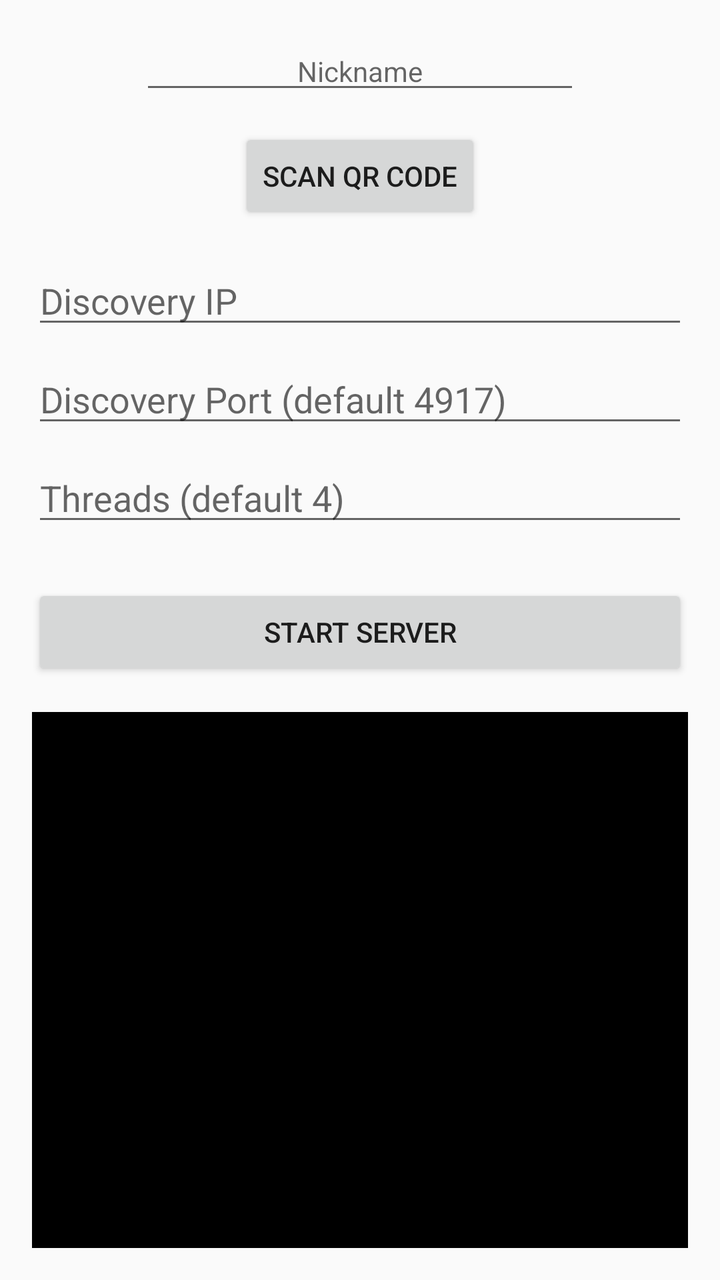
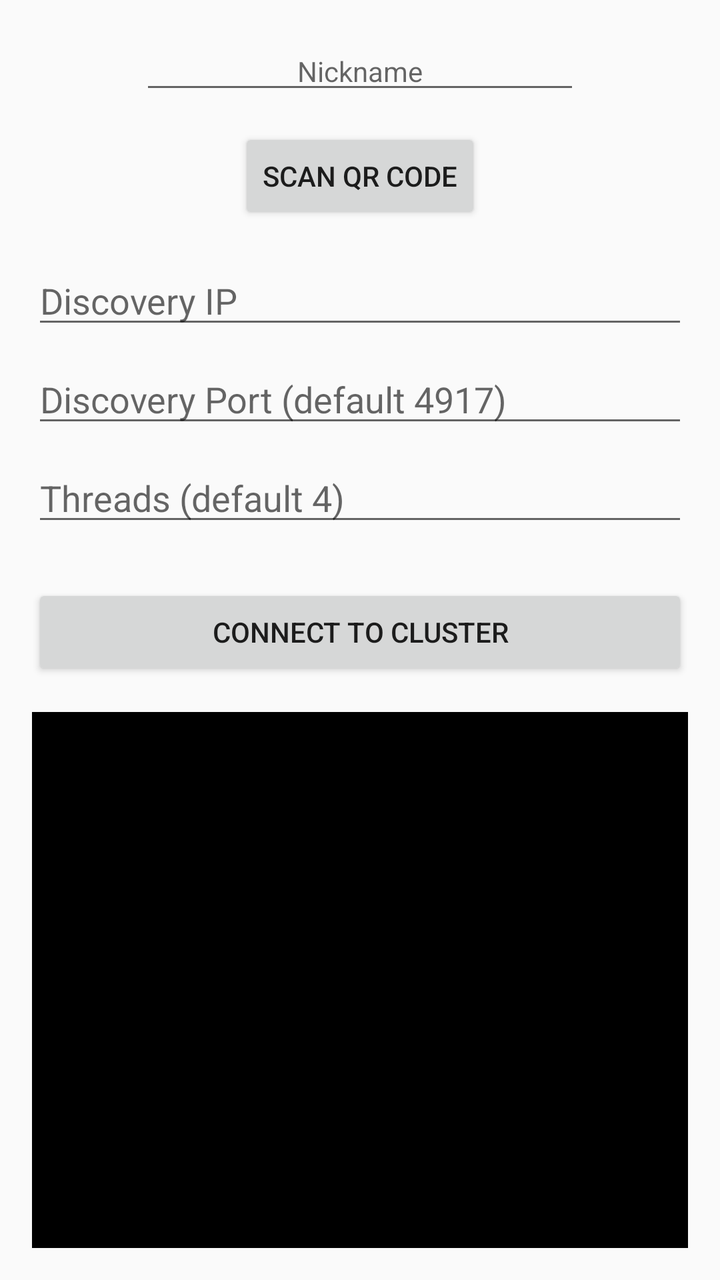

Before-and-after screenshots of an Android layout around one commit, followed by the original layout XML and the change that was made.
<!-- AndroidManifest.xml: application theme Theme.AppCompat.Light.DarkActionBar -->
<!-- res/layout/activity_main.xml -->
<?xml version="1.0" encoding="utf-8"?>
<LinearLayout xmlns:android="http://schemas.android.com/apk/res/android"
    android:layout_width="match_parent"
    android:layout_height="match_parent"
    android:gravity="center_horizontal"
    android:orientation="vertical"
    android:padding="16dp">

        <EditText
            android:id="@+id/etNickname"
            android:layout_width="220dp"
            android:layout_height="wrap_content"
            android:hint="Nickname"
            android:inputType="textPersonName"
            android:gravity="center"
            android:textAlignment="center"
            android:textSize="14sp"
            android:layout_marginBottom="12dp" />

        <Button
            android:id="@+id/btnScanQr"
            android:layout_width="wrap_content"
            android:layout_height="wrap_content"
            android:text="Scan QR Code"
            android:layout_marginBottom="16dp" />

        <EditText
            android:id="@+id/etDiscoveryIp"
            android:layout_width="match_parent"
            android:layout_height="wrap_content"
            android:hint="Discovery IP"
            android:inputType="textUri"
            android:text=""
            android:layout_marginBottom="8dp" />

        <EditText
            android:id="@+id/etDiscoveryPort"
            android:layout_width="match_parent"
            android:layout_height="wrap_content"
            android:hint="Discovery Port (default 4917)"
            android:inputType="number"
            android:layout_marginBottom="8dp" />

        <EditText
            android:id="@+id/etThreads"
            android:layout_width="match_parent"
            android:layout_height="wrap_content"
            android:hint="Threads (default 4)"
            android:inputType="number"
            android:layout_marginBottom="24dp" />

        <Button
            android:id="@+id/btnStart"
            android:layout_width="match_parent"
            android:layout_height="wrap_content"
            android:text="START SERVER" />

        <Button
            android:id="@+id/btnStop"
            android:layout_width="match_parent"
            android:layout_height="wrap_content"
            android:text="STOP (Process Restart)"
            android:visibility="gone"
            android:backgroundTint="#FF5252" />

        <ScrollView
            android:id="@+id/logScrollView"
            android:layout_width="match_parent"
            android:layout_height="0dp"
            android:layout_weight="1"
            android:layout_marginTop="16dp"
            android:background="#000000"
            android:fillViewport="true">

            <TextView
                android:id="@+id/logTextView"
                android:layout_width="match_parent"
                android:layout_height="wrap_content"
                android:padding="8dp"
                android:textColor="#00FF00"
                android:textIsSelectable="true"
                android:typeface="monospace" />
        </ScrollView>
</LinearLayout>
<!-- resources referenced by this layout -->
<resources>

</resources>

<!-- the commit's change to res/layout/activity_main.xml (unified diff, before → after) -->
@@ -53,7 +53,7 @@
             android:id="@+id/btnStart"
             android:layout_width="match_parent"
             android:layout_height="wrap_content"
-            android:text="START SERVER" />
+            android:text="CONNECT TO CLUSTER" />
 
         <Button
             android:id="@+id/btnStop"
